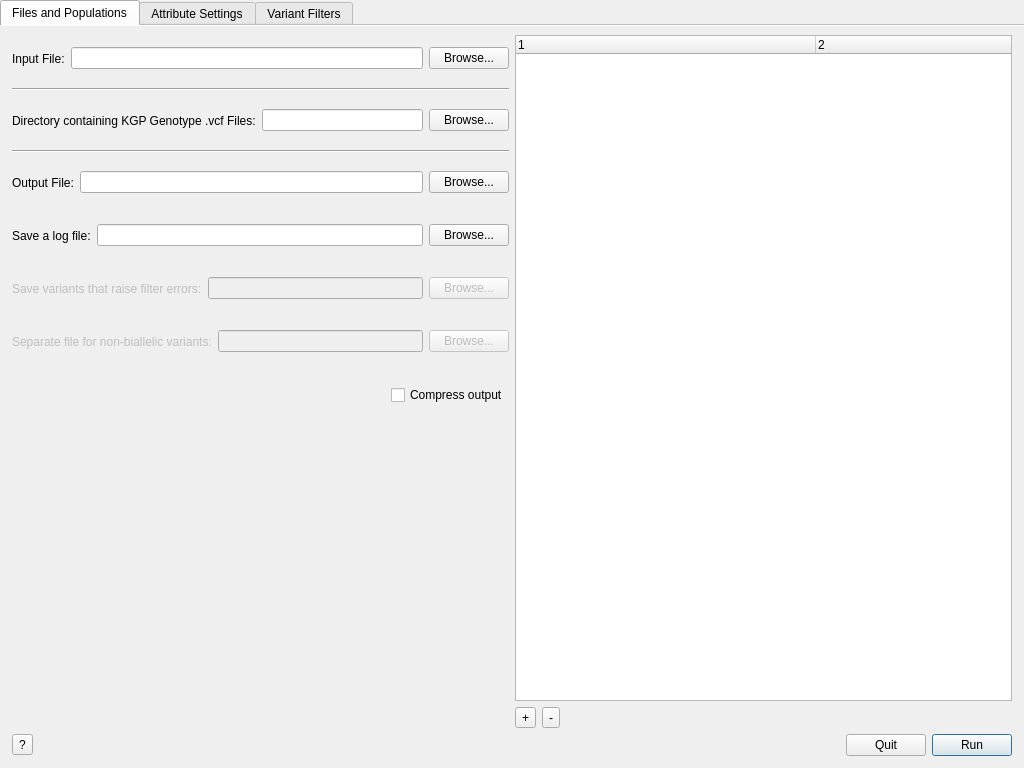
Qt form ui/Main.ui (alex-r-bigelow/genepi_ngs_scripts) before a commit.
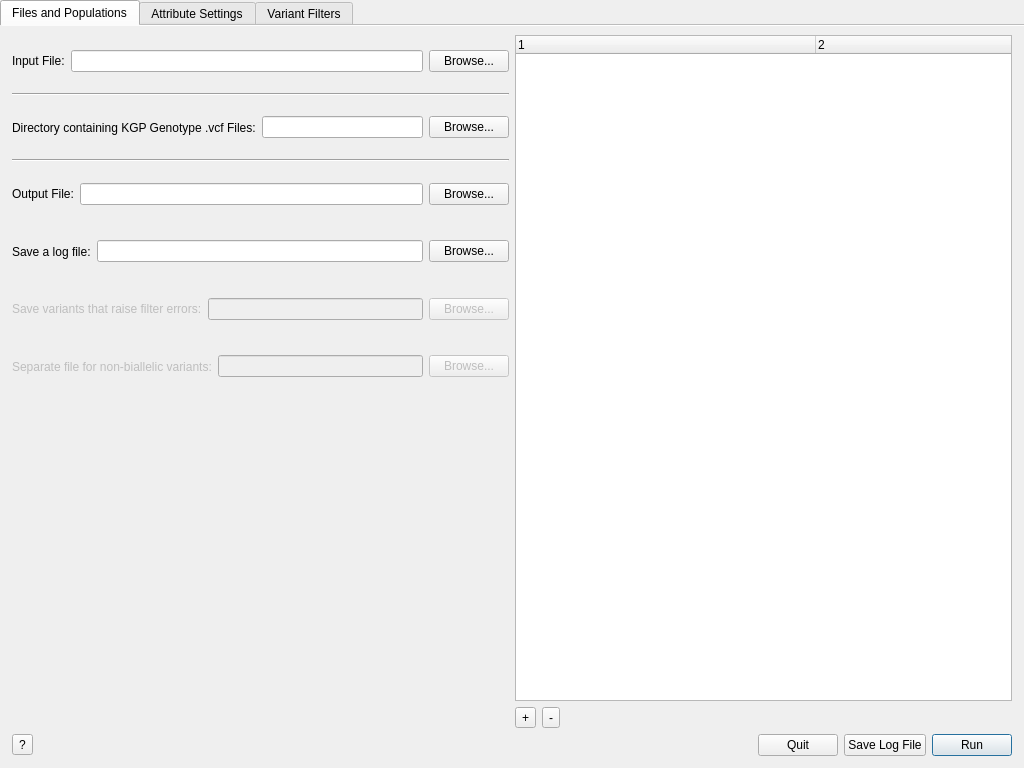
The same form after that commit.

Diff of the .ui file:
```diff
--- a/ui/Main.ui
+++ b/ui/Main.ui
@@ -125,7 +125,7 @@
          </layout>
         </widget>
        </item>
-       <item row="0" column="1" rowspan="15">
+       <item row="0" column="1" rowspan="14">
         <widget class="QTreeWidget" name="treeWidget">
          <property name="selectionMode">
           <enum>QAbstractItemView::MultiSelection</enum>
@@ -172,7 +172,7 @@
          </column>
         </widget>
        </item>
-       <item row="9" column="0" rowspan="7">
+       <item row="8" column="0" rowspan="7">
         <spacer name="verticalSpacer">
          <property name="orientation">
           <enum>Qt::Vertical</enum>
@@ -185,7 +185,7 @@
          </property>
         </spacer>
        </item>
-       <item row="15" column="1">
+       <item row="14" column="1">
         <layout class="QHBoxLayout" name="horizontalLayout_2">
          <property name="topMargin">
           <number>0</number>
@@ -365,35 +365,6 @@
          </layout>
         </widget>
        </item>
-       <item row="8" column="0">
-        <widget class="QWidget" name="generalSettingsPanel_2" native="true">
-         <layout class="QGridLayout" name="gridLayout_4">
-          <property name="margin">
-           <number>0</number>
-          </property>
-          <item row="5" column="0">
-           <spacer name="horizontalSpacer_16">
-            <property name="orientation">
-             <enum>Qt::Horizontal</enum>
-            </property>
-            <property name="sizeHint" stdset="0">
-             <size>
-              <width>40</width>
-              <height>20</height>
-             </size>
-            </property>
-           </spacer>
-          </item>
-          <item row="5" column="1">
-           <widget class="QCheckBox" name="compressOutputCheckbox">
-            <property name="text">
-             <string>Compress output</string>
-            </property>
-           </widget>
-          </item>
-         </layout>
-        </widget>
-       </item>
       </layout>
      </widget>
      <widget class="QWidget" name="tab_3">
@@ -1134,13 +1105,20 @@
        </property>
       </widget>
      </item>
+     <item>
+      <widget class="QPushButton" name="saveLogButton">
+       <property name="text">
+        <string>Save Log File</string>
+       </property>
+      </widget>
+     </item>
      <item>
       <widget class="QPushButton" name="runButton">
        <property name="text">
         <string>Run</string>
        </property>
        <property name="autoDefault">
-        <bool>false</bool>
+        <bool>true</bool>
        </property>
        <property name="default">
         <bool>true</bool>
```
